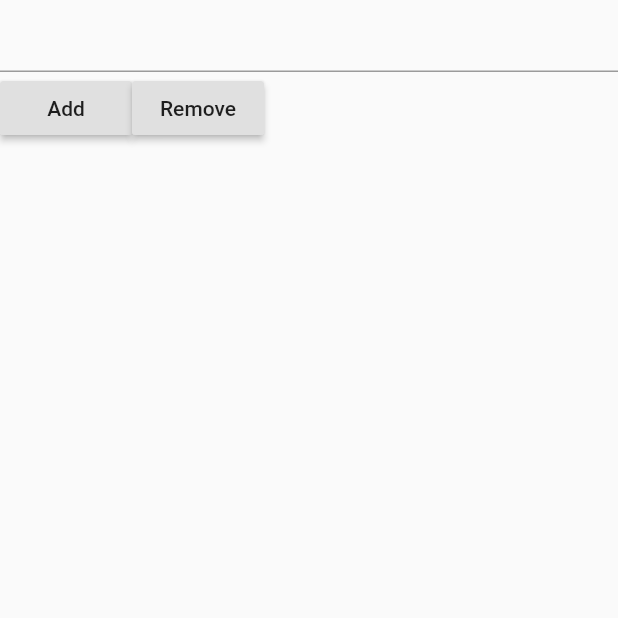
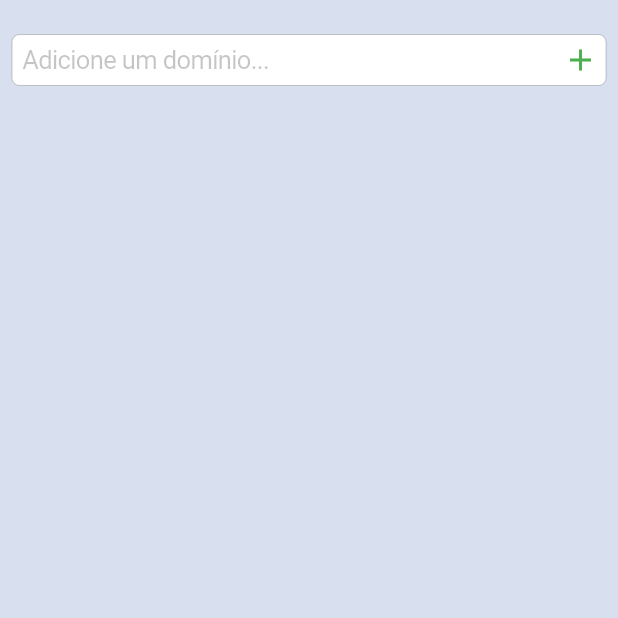
Before and after one commit to Flais/me_reach, a Flutter app: the screen it shows after launch, on a phone screen of 412 x 824 dp, the top half of it. Run offline on Flutter 3.47's test engine with Material 2 defaults, Android fonts, the phone set to English and light mode, and no system bars; our stand-ins replace flutter_mobx, flutter_modular, flutter_slidable, hive, implicitly_animated_reorderable_list, mobx; accounts and stored records are empty; generated files the repository leaves out were written again.

Commit message:
Criação e ajustes na UI

```diff
--- a/lib/app/app_controller.dart
+++ b/lib/app/app_controller.dart
@@ -1,6 +1,8 @@
 import 'package:me_reach/app/modules/home/infra/entities/server_entity.dart';
 import 'package:mobx/mobx.dart';
 import 'package:flutter_modular/flutter_modular.dart';
+
+import 'modules/home/domain/entities_interfaces/server_entity_interface.dart';
 
 part 'app_controller.g.dart';
 
@@ -10,5 +12,5 @@ class AppController = _AppControllerBase with _$AppController;
 // Here stay all global variables
 
 abstract class _AppControllerBase with Store {
-  List<ServerEntity> serversList = <ServerEntity>[];
+  List<IServerEntity> serversList = <IServerEntity>[];
 }
--- a/lib/app/modules/home/domain/usecases/add_server.dart
+++ b/lib/app/modules/home/domain/usecases/add_server.dart
@@ -32,16 +32,16 @@ class AddServerUseCase {
       lastUpdate: DateTime.now(),
     );
 
-    _repository.saveServerOnDatabase(serverDomain: serverDomain);
+    await _repository.saveServerOnDatabase(serverDomain: serverDomain);
 
     //Save the ServerEntity in the cache variable
-    di.serversList.add(_server);
+    di.serversList.insert(0, _server);
 
     return di.serversList;
   }
 
   bool _checkServerAlreadyExists(
-      {@required List<ServerEntity> serversList,
+      {@required List<IServerEntity> serversList,
       @required String serverDomain}) {
     final _findServer =
         serversList.where((server) => server.domain == serverDomain);
--- a/lib/app/modules/home/external/drivers/server_status_checker.dart
+++ b/lib/app/modules/home/external/drivers/server_status_checker.dart
@@ -5,7 +5,7 @@ class ServerStatusChecker implements IServerStatusCheckerDriver {
   @override
   Future<bool> checkServerStatus({String serverDomain}) async {
     try {
-      final result = await InternetAddress.lookup(serverDomain);
+      final result = await InternetAddress.lookup(serverDomain).timeout(Duration(seconds: 1));
 
       final _isConnected = result.isNotEmpty && result[0].rawAddress.isNotEmpty;
 
--- a/lib/app/modules/home/external/services/hive_get_servers_list_local_datasource.dart
+++ b/lib/app/modules/home/external/services/hive_get_servers_list_local_datasource.dart
@@ -9,6 +9,8 @@ class HiveServersLocalDataSource implements IServersDataSource {
   Future<void> _openDatabase() async {
     final _appDocumentDirectory = await getApplicationDocumentsDirectory();
     Hive.init(_appDocumentDirectory.path);
+
+
 
     _serversBox = await Hive.openBox('servers');
   }
--- a/lib/app/modules/home/ui/home_page.dart
+++ b/lib/app/modules/home/ui/home_page.dart
@@ -1,6 +1,12 @@
+import 'dart:ui';
+import 'package:flutter/cupertino.dart';
 import 'package:flutter/material.dart';
 import 'package:flutter_mobx/flutter_mobx.dart';
 import 'package:flutter_modular/flutter_modular.dart';
+import 'package:implicitly_animated_reorderable_list/implicitly_animated_reorderable_list.dart';
+import 'package:flutter_slidable/flutter_slidable.dart';
+import 'package:me_reach/app/modules/home/domain/entities_interfaces/server_entity_interface.dart';
+import 'package:me_reach/app/modules/home/ui/widgets/server_tile_widget.dart';
 import 'home_controller.dart';
 
 class HomePage extends StatefulWidget {
@@ -14,15 +20,16 @@ class _HomePageState extends ModularState<HomePage, HomeController> {
   @override
   Widget build(BuildContext context) {
     return Scaffold(
+      backgroundColor: Color(0xFFD8E0EF),
       body: getServersListFutureBuilder(),
     );
   }
 
   Widget getServersListFutureBuilder() {
-    final initApp = controller.initApp();
+    final getServersList = controller.getServersList();
 
     return FutureBuilder(
-      future: initApp,
+      future: getServersList,
       // ignore: missing_return
       builder: (BuildContext context, AsyncSnapshot<dynamic> snapshot) {
         switch (snapshot.connectionState) {
@@ -48,51 +55,70 @@ class _HomePageState extends ModularState<HomePage, HomeController> {
       child: Container(
         child: Column(
           children: [
-            TextFormField(
-              controller: controller.domainTextEditingController,
-            ),
-            Row(
-              children: [
-                RaisedButton(
-                  child: Text('Add'),
-                  onPressed: () {
-                    controller.addServer(
-                        domainServer:
-                            controller.domainTextEditingController.text);
-                  },
-                ),
-                RaisedButton(
-                  child: Text('Remove'),
-                  onPressed: () {
-                    controller.removeServer(
-                        domainServer:
-                            controller.domainTextEditingController.text);
-                  },
-                ),
-              ],
+            SizedBox(height: 15),
+            Padding(
+              padding: const EdgeInsets.all(8.0),
+              child: addServerDomainTextField(),
             ),
             Expanded(
-              child: Observer(builder: (_) {
-                return ListView.builder(
-                    itemCount: controller.listOfServers.length,
-                    itemBuilder: (context, index) {
-                      return Container(
-                        child: Column(
-                          children: [
-                            Text(controller.listOfServers[index].domain),
-                            Text(controller.listOfServers[index].isOnline
-                                .toString()),
-                            Text(controller.listOfServers[index].lastUpdate
-                                .toString()),
-                          ],
-                        ),
-                      );
-                    });
-              }),
+              child: reorderableList(),
             ),
           ],
         ),
       ),
     );
   }
+
+  Widget addServerDomainTextField() {
+    return CupertinoTextField(
+      controller: controller.domainTextEditingController,
+      placeholder: 'Adicione um domínio...',
+      suffix: Row(
+        children: [
+          GestureDetector(
+            child: Icon(
+              Icons.add,
+              color: Colors.green,
+            ),
+            onTap: ()  {
+               controller.addServer(
+                domainServer: controller.domainTextEditingController.text,
+              );
+            },
+          ),
+          SizedBox(width: 5),
+        ],
+      ),
+    );
+  }
+
+  Widget reorderableList() {
+    return Observer(
+      builder: (_) {
+        return ImplicitlyAnimatedReorderableList<IServerEntity>(
+          controller: controller.scrollController,
+          items: controller.listOfServers,
+          areItemsTheSame: (oldItem, newItem) =>
+              oldItem.domain == newItem.domain,
+          onReorderFinished: (item, from, to, newItems) {
+            controller.reorderList(newItems);
+          },
+          itemBuilder: (context, itemAnimation, item, index) {
+            return Reorderable(
+              key: ValueKey(item),
+              builder: (context, dragAnimation, inDrag) {
+                return ServerTile(
+                  serverDomain: controller.listOfServers[index].domain,
+                  index: index,
+                  isOnline: controller.listOfServers[index].isOnline,
+                  latUpdate: controller.listOfServers[index].lastUpdate,
+                  removeServer: () {},
+                );
+              },
+            );
+          },
+        );
+      },
+    );
+  }
 }
--- a/pubspec.yaml
+++ b/pubspec.yaml
@@ -33,6 +33,9 @@ environment:
   sdk: ">=2.7.0 <3.0.0"
 
 dependencies:
+  flutter_slidable: ^0.5.7
+  implicitly_animated_reorderable_list: ^0.2.3
+  intl: ^0.16.1
   path_provider: ^1.6.17
   hive: ^1.4.4
   dio: ^3.0.10
```
Also changed, not shown: lib/app/modules/home/infra/repositories/servers_repository.dart (+8 -6 lines), lib/app/modules/home/ui/home_controller.dart (+26 -7 lines), lib/app/modules/home/ui/widgets/server_tile_widget.dart (added, +133 -0 lines), pubspec.lock.
